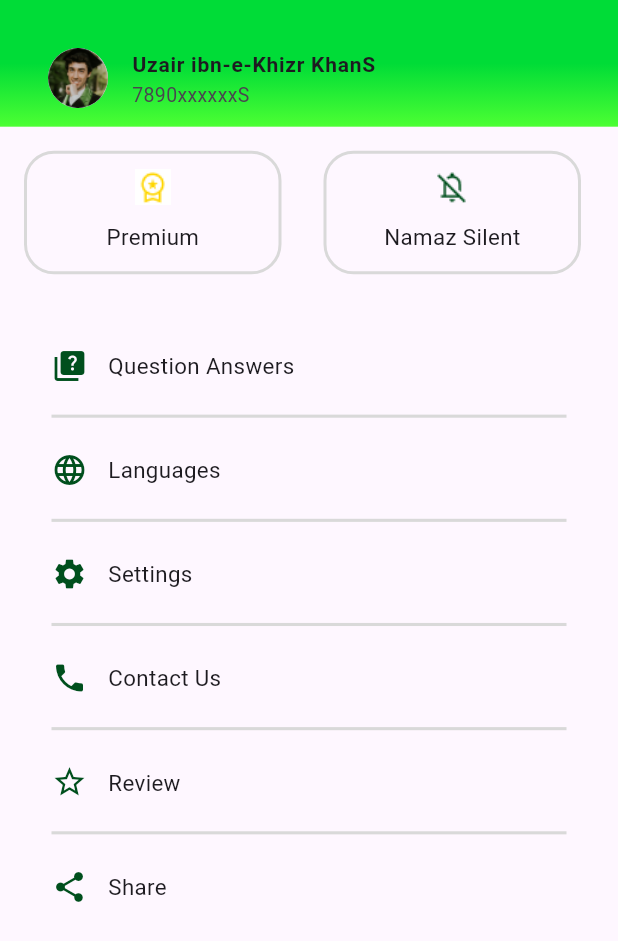
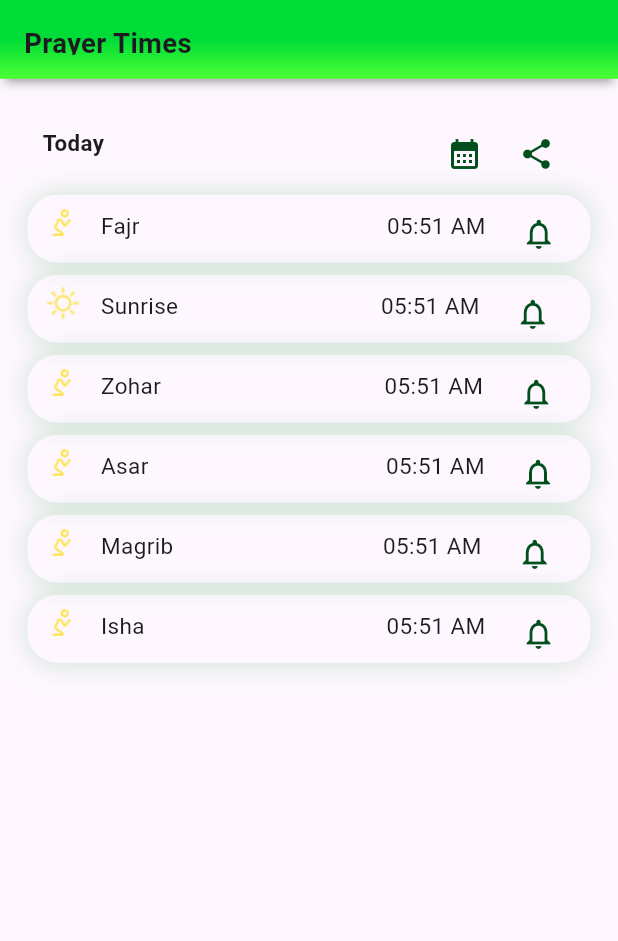
Before and after one commit to codrebirth17/screentesterFaithlyt, a Flutter app: the screen it shows after launch, on a phone screen of 412 x 824 dp. Shown: the top 941 px of the screen. Run offline on Flutter 3.47's test engine with Material 3 defaults, Android fonts, the phone set to English and light mode, and no system bars; our stand-ins replace flutter_screenutil.

Commit message:
prayer time screen made

```diff
--- a/lib/PrayerTime.dart
+++ b/lib/PrayerTime.dart
@@ -0,0 +1,439 @@
+import 'package:flutter/material.dart';
+import 'package:flutter_screenutil/flutter_screenutil.dart';
+
+class PrayerTimeScreen extends StatefulWidget {
+  const PrayerTimeScreen({super.key});
+
+  @override
+  State<PrayerTimeScreen> createState() => _PrayerTimeScreenState();
+}
+
+class _PrayerTimeScreenState extends State<PrayerTimeScreen> {
+  @override
+  Widget build(BuildContext context) {
+    return Column(
+      children: [
+        Container(
+          decoration: const BoxDecoration(
+              boxShadow: [
+                BoxShadow(
+                  offset: Offset(0, 5.0),
+                  blurRadius: 5.0,
+                  spreadRadius: -3.0,
+                  color: Colors.black38,
+                ),
+              ],
+              gradient: LinearGradient(
+                  begin: Alignment.center,
+                  end: Alignment.bottomCenter,
+                  colors: [Color(0xff00DC37), Color(0xff4CFF33)])),
+          padding: const EdgeInsets.all(16),
+          height: 51.h,
+          width: 360.w,
+          child: Text(
+            "Prayer Times",
+            style: TextStyle(fontSize: 16.sp, fontWeight: FontWeight.w600),
+          ),
+        ),
+        const Todayshare(),
+        const SinglePrayerTile(),
+        const SunriseTime(),
+        const ZoharTime(),
+        const AsarTime(),
+        const MagribTime(),
+        const IshaTime(),
+      ],
+    );
+  }
+}
+
+class Todayshare extends StatelessWidget {
+  const Todayshare({super.key});
+
+  @override
+  Widget build(BuildContext context) {
+    return Container(
+      margin: const EdgeInsets.fromLTRB(16, 20, 16, 8),
+      padding: const EdgeInsets.all(10),
+      width: 328.w,
+      height: 44.h,
+      child: Row(children: [
+        Text(
+          "Today",
+          style: TextStyle(fontSize: 13.sp, fontWeight: FontWeight.w600),
+        ),
+        SizedBox(
+          width: 189.w,
+        ),
+        const IconButton(
+            onPressed: null,
+            icon: Icon(
+              Icons.calendar_month,
+              color: Color(0xff004F1D),
+              size: 24,
+            )),
+        const IconButton(
+            onPressed: null,
+            icon: Icon(
+              Icons.share,
+              color: Color(0xff004F1D),
+              size: 24,
+            ))
+      ]),
+    );
+  }
+}
+
+class SinglePrayerTile extends StatefulWidget {
+  const SinglePrayerTile({super.key});
+
+  @override
+  State<SinglePrayerTile> createState() => _SinglePrayerTileState();
+}
+
+class _SinglePrayerTileState extends State<SinglePrayerTile> {
+  @override
+  Widget build(BuildContext context) {
+    return Container(
+      decoration: BoxDecoration(
+        boxShadow: [
+          BoxShadow(
+              blurRadius: 15,
+              offset: const Offset(0, 4),
+              color: const Color(0xff008E19).withOpacity(0.20),
+              blurStyle: BlurStyle.outer,
+              spreadRadius: 0)
+        ],
+        borderRadius: BorderRadius.circular(20),
+      ),
+      height: 44.h,
+      width: 328.w,
+      padding: const EdgeInsets.all(10),
+      child: Row(crossAxisAlignment: CrossAxisAlignment.end, children: [
+        Image.asset(
+          "Assets/prayericon.png",
+          height: 24.h,
+          width: 24.w,
+        ),
+        SizedBox(
+          width: 10.w,
+        ),
+        const Text("Fajr",
+            style: TextStyle(fontSize: 15, fontWeight: FontWeight.w400)),
+        SizedBox(
+          width: 144.w,
+        ),
+        const Text(
+          "05:51 AM",
+          style: TextStyle(fontSize: 15, fontWeight: FontWeight.w400),
+        ),
+        SizedBox(
+          width: 10.w,
+        ),
+        const IconButton(
+            iconSize: 24,
+            onPressed: null,
+            icon: Icon(
+              Icons.notifications_none_outlined,
+              color: Color(0xff004F1D),
+            ))
+      ]),
+    );
+  }
+}
+
+class SunriseTime extends StatefulWidget {
+  const SunriseTime({super.key});
+
+  @override
+  State<SunriseTime> createState() => _SunriseTimeState();
+}
+
+class _SunriseTimeState extends State<SunriseTime> {
+  @override
+  Widget build(BuildContext context) {
+    return Container(
+      margin: const EdgeInsets.all(8),
+      decoration: BoxDecoration(
+        boxShadow: [
+          BoxShadow(
+              blurRadius: 15,
+              offset: const Offset(0, 4),
+              color: const Color(0xff008E19).withOpacity(0.20),
+              blurStyle: BlurStyle.outer,
+              spreadRadius: 0)
+        ],
+        borderRadius: BorderRadius.circular(20),
+      ),
+      height: 44.h,
+      width: 328.w,
+      padding: const EdgeInsets.all(10),
+      child: Row(crossAxisAlignment: CrossAxisAlignment.end, children: [
+        Image.asset(
+          "Assets/sunrise.png",
+          height: 24.h,
+          width: 24.w,
+        ),
+        SizedBox(
+          width: 10.w,
+        ),
+        const Text("Sunrise",
+            style: TextStyle(fontSize: 15, fontWeight: FontWeight.w400)),
+        SizedBox(
+          width: 118.w,
+        ),
+        const Text(
+          "05:51 AM",
+          style: TextStyle(fontSize: 15, fontWeight: FontWeight.w400),
+        ),
+        SizedBox(
+          width: 10.w,
+        ),
+        const IconButton(
+            iconSize: 24,
+            onPressed: null,
+            icon: Icon(
+              Icons.notifications_none_outlined,
+              color: Color(0xff004F1D),
+            ))
+      ]),
+    );
+  }
+}
+
+class ZoharTime extends StatefulWidget {
+  const ZoharTime({super.key});
+
+  @override
+  State<ZoharTime> createState() => _ZoharTimeState();
+}
+
+class _ZoharTimeState extends State<ZoharTime> {
+  @override
+  Widget build(BuildContext context) {
+    return Container(
+      margin: const EdgeInsets.only(bottom: 8),
+      decoration: BoxDecoration(
+        boxShadow: [
+          BoxShadow(
+              blurRadius: 15,
+              offset: const Offset(0, 4),
+              color: const Color(0xff008E19).withOpacity(0.20),
+              blurStyle: BlurStyle.outer,
+              spreadRadius: 0)
+        ],
+        borderRadius: BorderRadius.circular(20),
+      ),
+      height: 44.h,
+      width: 328.w,
+      padding: const EdgeInsets.all(10),
+      child: Row(crossAxisAlignment: CrossAxisAlignment.end, children: [
+        Image.asset(
+          "Assets/prayericon.png",
+          height: 24.h,
+          width: 24.w,
+        ),
+        SizedBox(
+          width: 10.w,
+        ),
+        const Text("Zohar",
+            style: TextStyle(fontSize: 15, fontWeight: FontWeight.w400)),
+        SizedBox(
+          width: 130.w,
+        ),
+        const Text(
+          "05:51 AM",
+          style: TextStyle(fontSize: 15, fontWeight: FontWeight.w400),
+        ),
+        SizedBox(
+          width: 10.w,
+        ),
+        const IconButton(
+            iconSize: 24,
+            onPressed: null,
+            icon: Icon(
+              Icons.notifications_none_outlined,
+              color: Color(0xff004F1D),
+            ))
+      ]),
+    );
+  }
+}
+
+class AsarTime extends StatefulWidget {
+  const AsarTime({super.key});
+
+  @override
+  State<AsarTime> createState() => _AsarTimeState();
+}
+
+class _AsarTimeState extends State<AsarTime> {
+  @override
+  Widget build(BuildContext context) {
+    return Container(
+      margin: const EdgeInsets.only(bottom: 8),
+      decoration: BoxDecoration(
+        boxShadow: [
+          BoxShadow(
+              blurRadius: 15,
+              offset: const Offset(0, 4),
+              color: const Color(0xff008E19).withOpacity(0.20),
+              blurStyle: BlurStyle.outer,
+              spreadRadius: 0)
+        ],
+        borderRadius: BorderRadius.circular(20),
+      ),
+      height: 44.h,
+      width: 328.w,
+      padding: const EdgeInsets.all(10),
+      child: Row(crossAxisAlignment: CrossAxisAlignment.end, children: [
+        Image.asset(
+          "Assets/prayericon.png",
+          height: 24.h,
+          width: 24.w,
+        ),
+        SizedBox(
+          width: 10.w,
+        ),
+        const Text("Asar",
+            style: TextStyle(fontSize: 15, fontWeight: FontWeight.w400)),
+        SizedBox(
+          width: 138.3.w,
+        ),
+        const Text(
+          "05:51 AM",
+          style: TextStyle(fontSize: 15, fontWeight: FontWeight.w400),
+        ),
+        SizedBox(
+          width: 10.w,
+        ),
+        const IconButton(
+            iconSize: 24,
+            onPressed: null,
+            icon: Icon(
+              Icons.notifications_none_outlined,
+              color: Color(0xff004F1D),
+            ))
+      ]),
+    );
+  }
+}
+
+class MagribTime extends StatefulWidget {
+  const MagribTime({super.key});
+
+  @override
+  State<MagribTime> createState() => _MagribTimeState();
+}
+
+class _MagribTimeState extends State<MagribTime> {
+  @override
+  Widget build(BuildContext context) {
+    return Container(
+      margin: const EdgeInsets.only(bottom: 8),
+      decoration: BoxDecoration(
+        boxShadow: [
+          BoxShadow(
+              blurRadius: 15,
+              offset: const Offset(0, 4),
+              color: const Color(0xff008E19).withOpacity(0.20),
+              blurStyle: BlurStyle.outer,
+              spreadRadius: 0)
+        ],
+        borderRadius: BorderRadius.circular(20),
+      ),
+      height: 44.h,
+      width: 328.w,
+      padding: const EdgeInsets.all(10),
+      child: Row(crossAxisAlignment: CrossAxisAlignment.end, children: [
+        Image.asset(
+          "Assets/prayericon.png",
+          height: 24.h,
+          width: 24.w,
+        ),
+        SizedBox(
+          width: 10.w,
+        ),
+        const Text("Magrib",
+            style: TextStyle(fontSize: 15, fontWeight: FontWeight.w400)),
+        SizedBox(
+          width: 122.w,
+        ),
+        const Text(
+          "05:51 AM",
+          style: TextStyle(fontSize: 15, fontWeight: FontWeight.w400),
+        ),
+        SizedBox(
+          width: 10.w,
+        ),
+        const IconButton(
+            iconSize: 24,
+            onPressed: null,
+            icon: Icon(
+              Icons.notifications_none_outlined,
+              color: Color(0xff004F1D),
+            ))
+      ]),
+    );
+  }
+}
+
+class IshaTime extends StatefulWidget {
+  const IshaTime({super.key});
+
+  @override
+  State<IshaTime> createState() => _IshaTimeState();
+}
+
+class _IshaTimeState extends State<IshaTime> {
+  @override
+  Widget build(BuildContext context) {
+    return Container(
+      margin: const EdgeInsets.only(bottom: 8),
+      decoration: BoxDecoration(
+        // border: Border.all(color: Color(0xff004F1D), width: 1.w),
+        boxShadow: [
+          BoxShadow(
+              blurRadius: 15,
+              offset: const Offset(0, 4),
+              color: const Color(0xff008E19).withOpacity(0.20),
+              blurStyle: BlurStyle.outer,
+              spreadRadius: 0)
+        ],
+        borderRadius: BorderRadius.circular(20),
+      ),
+      height: 44.h,
+      width: 328.w,
+      padding: const EdgeInsets.all(10),
+      child: Row(crossAxisAlignment: CrossAxisAlignment.end, children: [
+        Image.asset(
+          "Assets/prayericon.png",
+          height: 24.h,
+          width: 24.w,
+        ),
+        SizedBox(
+          width: 10.w,
+        ),
+        const Text("Isha",
+            style: TextStyle(fontSize: 15, fontWeight: FontWeight.w400)),
+        SizedBox(
+          width: 140.8.w,
+        ),
+        const Text(
+          "05:51 AM",
+          style: TextStyle(fontSize: 15, fontWeight: FontWeight.w400),
+        ),
+        SizedBox(
+          width: 10.w,
+        ),
+        const IconButton(
+            iconSize: 24,
+            onPressed: null,
+            icon: Icon(
+              Icons.notifications_none_outlined,
+              color: Color(0xff004F1D),
+            ))
+      ]),
+    );
+  }
+}
--- a/lib/main.dart
+++ b/lib/main.dart
@@ -1,8 +1,6 @@
 import 'package:flutter/material.dart';
 import 'package:flutter_screenutil/flutter_screenutil.dart';
-import 'package:screetester/prayercard.dart';
-import 'package:screetester/profile_page.dart';
-import 'package:screetester/qazagridview.dart';
+import 'package:screetester/PrayerTime.dart';
 
 void main() {
   runApp(const MyApp());
@@ -18,8 +16,8 @@ class MyApp extends StatefulWidget {
 class _MyAppState extends State<MyApp> {
   @override
   Widget build(BuildContext context) {
-    return ScreenUtilInit(
-      designSize: const Size(360, 800),
+    return const ScreenUtilInit(
+      designSize: Size(360, 800),
       child: MaterialApp(
           debugShowCheckedModeBanner: false,
           home: SafeArea(
@@ -36,7 +34,7 @@ class _MyAppState extends State<MyApp> {
               //   ),
               //   backgroundColor: const Color(0xffffffff),
               // ),
-              body: ProfilePage(),
+              body: PrayerTimeScreen(),
             ),
           )),
     );
```
Also changed, not shown: Assets/sunrise.png (added).
